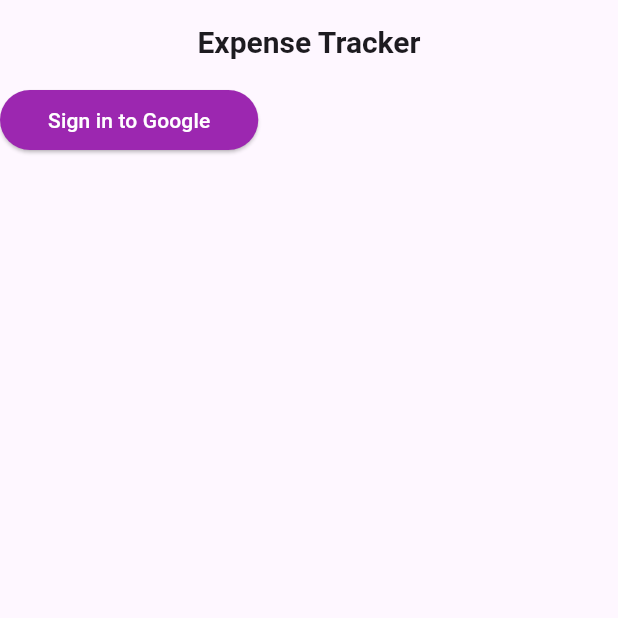
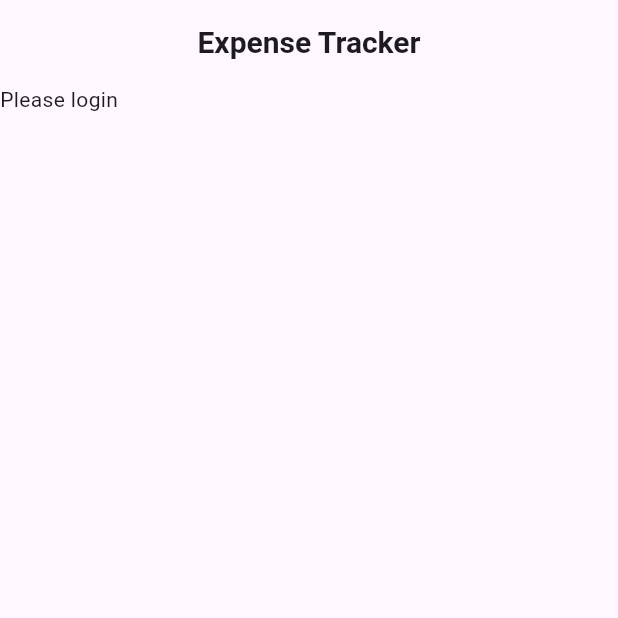
Before and after one commit to devwithjp/spending-to-sheets, a Flutter app: the screen it shows after launch, on a phone screen of 412 x 824 dp, the top half of it. Run offline on Flutter 3.47's test engine with Material 3 defaults, Android fonts, the light colour scheme and no system bars; our stand-ins replace google_sign_in; missing offline and left inert: extension_google_sign_in_as_googleapis_auth, googleapis.

Commit message:
added sign in and sign out

```diff
--- a/lib/main.dart
+++ b/lib/main.dart
@@ -52,7 +52,8 @@ class _ExpenseTrackerHomeState extends State<ExpenseTrackerHome> {
   @override
   void initState() {
     super.initState();
-    _checkIfLoggedIn();
+    // _checkIfLoggedIn();
+    _handleSignIn();
   }
 
   void _checkIfLoggedIn() {
@@ -60,16 +61,19 @@ class _ExpenseTrackerHomeState extends State<ExpenseTrackerHome> {
       print("SSSSSSSSSSSSSSSSSSSSSss");
       print(_googleSignIn.isSignedIn());
       _isLoggedIn = _googleSignIn.currentUser != null;
-
-
     });
   }
 
   Future<void> _handleSignIn() async {
+    print("SIGNNNN INNNNNNNNNNNNNNNNNNNNNNNNNNNNNNNNNNNNNNNNNNNNNNNNNNNNNNNNNNNN");
     try {
       await _googleSignIn.signIn();
       _checkIfLoggedIn();
       print("Logged In");
+      // Navigator.push(
+      //   context,
+      //   MaterialPageRoute(builder: (context) => FormPage()),
+      // );
     } catch (error) {
       print('Error signing in: $error');
     }
@@ -97,16 +101,16 @@ class _ExpenseTrackerHomeState extends State<ExpenseTrackerHome> {
         centerTitle: true,
       ),
       body: !_isLoggedIn  ?
-        ElevatedButton(
-          onPressed: _handleSignIn,
-          style: ElevatedButton.styleFrom(
-          backgroundColor: Colors.purple,
-          foregroundColor: Colors.white,
-          padding: EdgeInsets.symmetric(horizontal: 32.0),
-          ),
-          child: Text('Sign in to Google'),
-        )
-            :SingleChildScrollView(
+        // ElevatedButton(
+        //   onPressed: _handleSignIn,
+        //   style: ElevatedButton.styleFrom(
+        //   backgroundColor: Colors.purple,
+        //   foregroundColor: Colors.white,
+        //   padding: EdgeInsets.symmetric(horizontal: 32.0),
+        //   ),
+        //   child: Text('Sign in to Google'),
+        // )
+            Text("Please login"):SingleChildScrollView(
         child: Padding(
           padding: EdgeInsets.all(16.0),
           child: Form(
@@ -114,13 +118,13 @@ class _ExpenseTrackerHomeState extends State<ExpenseTrackerHome> {
             child: Column(
               crossAxisAlignment: CrossAxisAlignment.start,
               children: [
-                Text(
-                  'Add Expense',
-                  style: TextStyle(
-                    fontSize: 18.0,
-                    fontWeight: FontWeight.bold,
-                  ),
-                ),
+                // Text(
+                //   'Add Expense',
+                //   style: TextStyle(
+                //     fontSize: 18.0,
+                //     fontWeight: FontWeight.bold,
+                //   ),
+                // ),
                 SizedBox(height: 16.0),
                 TextFormField(
                   controller: _amountController,
@@ -179,7 +183,7 @@ class _ExpenseTrackerHomeState extends State<ExpenseTrackerHome> {
                               foregroundColor: Colors.white,
                               padding: EdgeInsets.symmetric(horizontal: 32.0),
                             ),
-                            child: Text('Submit Spendings to Sheets'),
+                            child: Text('Add Expense to Sheets'),
                           ),
                           ElevatedButton(
                             onPressed: _handleSignOut,
```
